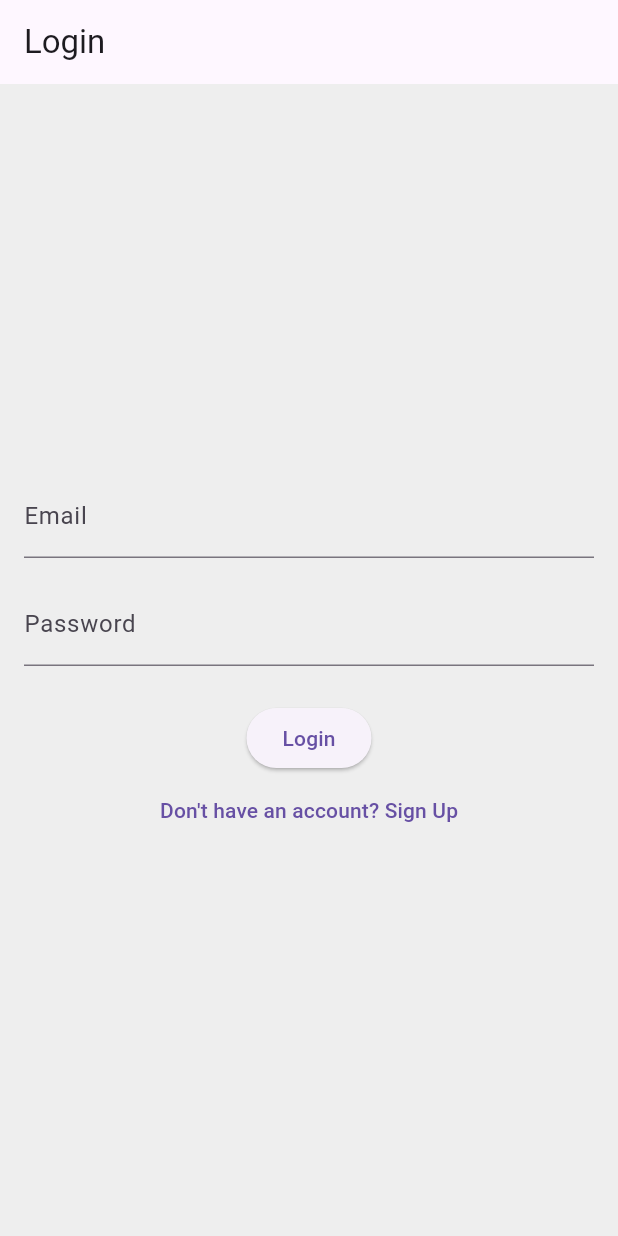
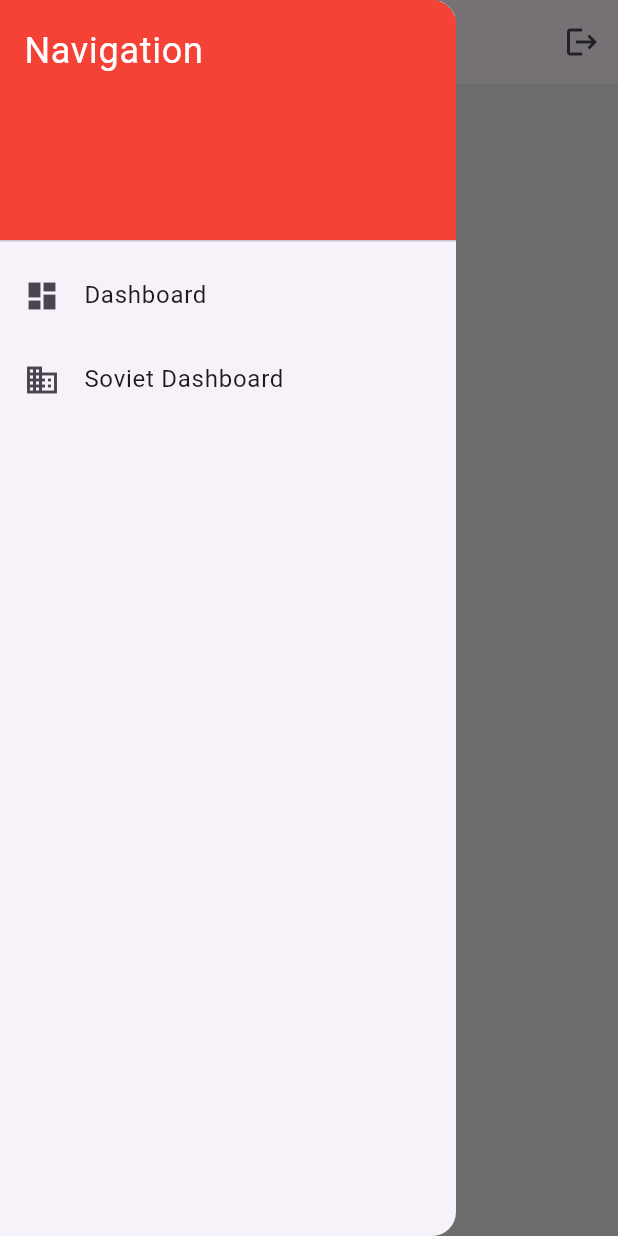
Before and after one commit to kalviumcommunity/S86-sovietunion, a Flutter app: the screen it shows after launch, with the side drawer open (before the commit the screen has no drawer), on a phone screen of 412 x 824 dp. Run offline on Flutter 3.47's test engine with Material 3 defaults, Android fonts, the light colour scheme and no system bars; our stand-ins replace firebase_auth, firebase_core; accounts and stored records are empty.

Commit message:
feat: implemented multi-screen navigation using Navigator and routes

```diff
--- a/sovietunion/lib/main.dart
+++ b/sovietunion/lib/main.dart
@@ -1,7 +1,8 @@
-import 'package:firebase_core/firebase_core.dart';
 import 'package:flutter/material.dart';
-import 'package:firebase_core/firebase_core.dart';
-import 'screens/login_screen.dart';
+import 'package:sovietunion/screens/dashboard.dart';
+import 'package:sovietunion/screens/login_screen.dart';
+import 'package:sovietunion/screens/signup_screen.dart';
+import 'package:sovietunion/screens/soviet_dashboard.dart';
 
 void main() {
   WidgetsFlutterBinding.ensureInitialized();
@@ -20,30 +21,12 @@
         primarySwatch: Colors.red,
         scaffoldBackgroundColor: Colors.grey[200],
       ),
-      home: const FirebaseInitWrapper(),
-    );
-  }
-}
-
-class FirebaseInitWrapper extends StatelessWidget {
-  const FirebaseInitWrapper({super.key});
-
-  @override
-  Widget build(BuildContext context) {
-    return FutureBuilder(
-      future: Firebase.initializeApp(),
-      builder: (context, snapshot) {
-        if (snapshot.connectionState == ConnectionState.waiting) {
-          return const Scaffold(
-            body: Center(child: CircularProgressIndicator()),
-          );
-        }
-        if (snapshot.hasError) {
-          return Scaffold(
-            body: Center(child: Text('Firebase init error: ${snapshot.error}')),
-          );
-        }
-        return const LoginScreen();
+      initialRoute: '/dashboard',
+      routes: {
+        '/login': (context) => const LoginScreen(),
+        '/signup': (context) => const SignUpScreen(),
+        '/dashboard': (context) => const DashboardScreen(),
+        '/soviet_dashboard': (context) => const Dashboard(),
       },
     );
   }
--- a/sovietunion/lib/screens/dashboard.dart
+++ b/sovietunion/lib/screens/dashboard.dart
@@ -1,31 +1,25 @@
 import 'package:flutter/material.dart';
-import 'package:sovietunion/services/auth_service.dart';
-import 'package:sovietunion/screens/login_screen.dart';
-import 'package:firebase_auth/firebase_auth.dart';
+import 'package:sovietunion/widgets/app_drawer.dart';
 
 class DashboardScreen extends StatelessWidget {
   const DashboardScreen({super.key});
 
   @override
   Widget build(BuildContext context) {
-    final User? user = FirebaseAuth.instance.currentUser;
-
     return Scaffold(
       appBar: AppBar(
         title: const Text('Dashboard'),
         actions: [
           IconButton(
             icon: const Icon(Icons.logout),
-            onPressed: () async {
-              await AuthService().signOut();
-              Navigator.of(context).pushReplacement(
-                MaterialPageRoute(builder: (context) => const LoginScreen()),
-              );
+            onPressed: () {
+              Navigator.of(context).pushReplacementNamed('/login');
             },
           ),
         ],
       ),
-      body: Center(child: Text('Welcome, ${user?.email ?? 'Guest'}!')),
+      drawer: const AppDrawer(),
+      body: const Center(child: Text('Welcome!')),
     );
   }
 }
--- a/sovietunion/lib/screens/login_screen.dart
+++ b/sovietunion/lib/screens/login_screen.dart
@@ -1,7 +1,4 @@
 import 'package:flutter/material.dart';
-import 'package:sovietunion/services/auth_service.dart';
-import 'package:sovietunion/screens/dashboard.dart';
-import 'package:sovietunion/screens/signup_screen.dart';
 
 class LoginScreen extends StatefulWidget {
   const LoginScreen({super.key});
@@ -12,31 +9,11 @@
 }
 
 class _LoginScreenState extends State<LoginScreen> {
-  final AuthService _auth = AuthService();
   final _emailController = TextEditingController();
   final _passwordController = TextEditingController();
-  String _errorMessage = '';
 
-  void _login() async {
-    final email = _emailController.text.trim();
-    final password = _passwordController.text.trim();
-    if (email.isNotEmpty && password.isNotEmpty) {
-      final user = await _auth.signIn(email, password);
-      if (user != null) {
-        // ignore: use_build_context_synchronously
-        Navigator.of(context).pushReplacement(
-          MaterialPageRoute(builder: (context) => const DashboardScreen()),
-        );
-      } else {
-        setState(() {
-          _errorMessage = 'Login failed. Please check your credentials.';
-        });
-      }
-    } else {
-      setState(() {
-        _errorMessage = 'Please enter email and password.';
-      });
-    }
+  void _login() {
+    Navigator.of(context).pushReplacementNamed('/dashboard');
   }
 
   @override
@@ -61,19 +38,9 @@
             ),
             const SizedBox(height: 24),
             ElevatedButton(onPressed: _login, child: const Text('Login')),
-            if (_errorMessage.isNotEmpty)
-              Padding(
-                padding: const EdgeInsets.only(top: 16),
-                child: Text(
-                  _errorMessage,
-                  style: const TextStyle(color: Colors.red),
-                ),
-              ),
             TextButton(
               onPressed: () {
-                Navigator.of(context).pushReplacement(
-                  MaterialPageRoute(builder: (context) => const SignUpScreen()),
-                );
+                Navigator.of(context).pushReplacementNamed('/signup');
               },
               child: const Text('Don\'t have an account? Sign Up'),
             ),
--- a/sovietunion/lib/screens/signup_screen.dart
+++ b/sovietunion/lib/screens/signup_screen.dart
@@ -1,7 +1,4 @@
 import 'package:flutter/material.dart';
-import 'package:sovietunion/services/auth_service.dart';
-import 'package:sovietunion/screens/dashboard.dart';
-import 'package:sovietunion/screens/login_screen.dart';
 
 class SignUpScreen extends StatefulWidget {
   const SignUpScreen({super.key});
@@ -12,31 +9,11 @@
 }
 
 class _SignUpScreenState extends State<SignUpScreen> {
-  final AuthService _auth = AuthService();
   final _emailController = TextEditingController();
   final _passwordController = TextEditingController();
-  String _errorMessage = '';
 
-  void _signUp() async {
-    final email = _emailController.text.trim();
-    final password = _passwordController.text.trim();
-    if (email.isNotEmpty && password.isNotEmpty) {
-      final user = await _auth.signUp(email, password);
-      if (user != null) {
-        // ignore: use_build_context_synchronously
-        Navigator.of(context).pushReplacement(
-          MaterialPageRoute(builder: (context) => const DashboardScreen()),
-        );
-      } else {
-        setState(() {
-          _errorMessage = 'Sign up failed. Please try again.';
-        });
-      }
-    } else {
-      setState(() {
-        _errorMessage = 'Please enter email and password.';
-      });
-    }
+  void _signUp() {
+    Navigator.of(context).pushReplacementNamed('/dashboard');
   }
 
   @override
@@ -61,19 +38,9 @@
             ),
             const SizedBox(height: 24),
             ElevatedButton(onPressed: _signUp, child: const Text('Sign Up')),
-            if (_errorMessage.isNotEmpty)
-              Padding(
-                padding: const EdgeInsets.only(top: 16),
-                child: Text(
-                  _errorMessage,
-                  style: const TextStyle(color: Colors.red),
-                ),
-              ),
             TextButton(
               onPressed: () {
-                Navigator.of(context).pushReplacement(
-                  MaterialPageRoute(builder: (context) => const LoginScreen()),
-                );
+                Navigator.of(context).pushReplacementNamed('/login');
               },
               child: const Text('Already have an account? Login'),
             ),
--- /dev/null
+++ b/sovietunion/lib/widgets/app_drawer.dart
@@ -0,0 +1,37 @@
+import 'package:flutter/material.dart';
+
+class AppDrawer extends StatelessWidget {
+  const AppDrawer({super.key});
+
+  @override
+  Widget build(BuildContext context) {
+    return Drawer(
+      child: ListView(
+        padding: EdgeInsets.zero,
+        children: <Widget>[
+          const DrawerHeader(
+            decoration: BoxDecoration(color: Colors.red),
+            child: Text(
+              'Navigation',
+              style: TextStyle(color: Colors.white, fontSize: 24),
+            ),
+          ),
+          ListTile(
+            leading: const Icon(Icons.dashboard),
+            title: const Text('Dashboard'),
+            onTap: () {
+              Navigator.pushReplacementNamed(context, '/dashboard');
+            },
+          ),
+          ListTile(
+            leading: const Icon(Icons.business),
+            title: const Text('Soviet Dashboard'),
+            onTap: () {
+              Navigator.pushReplacementNamed(context, '/soviet_dashboard');
+            },
+          ),
+        ],
+      ),
+    );
+  }
+}
```
Also changed, not shown: sovietunion/lib/screens/responsive_home.dart (+3 -10 lines), sovietunion/lib/screens/soviet_dashboard.dart (+10 -36 lines), 1 other file.
